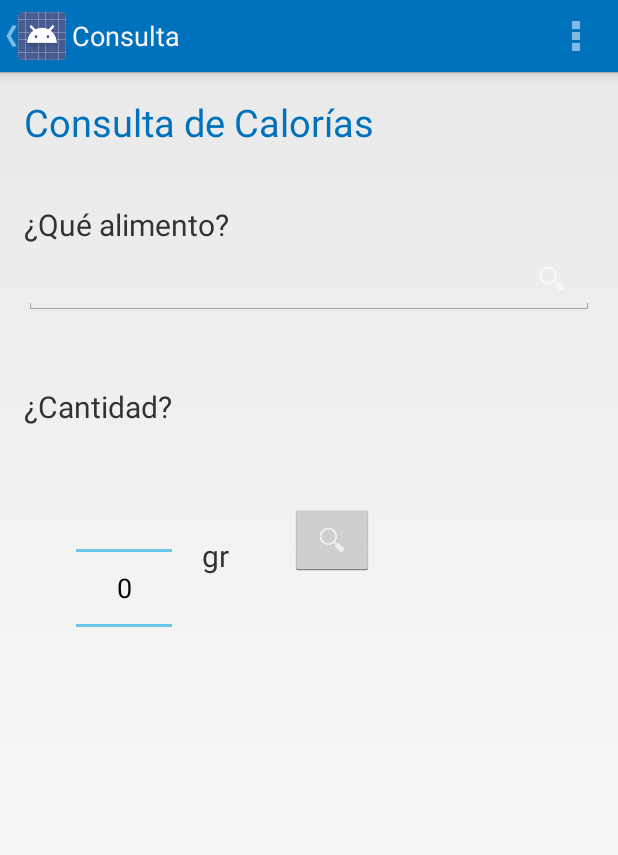
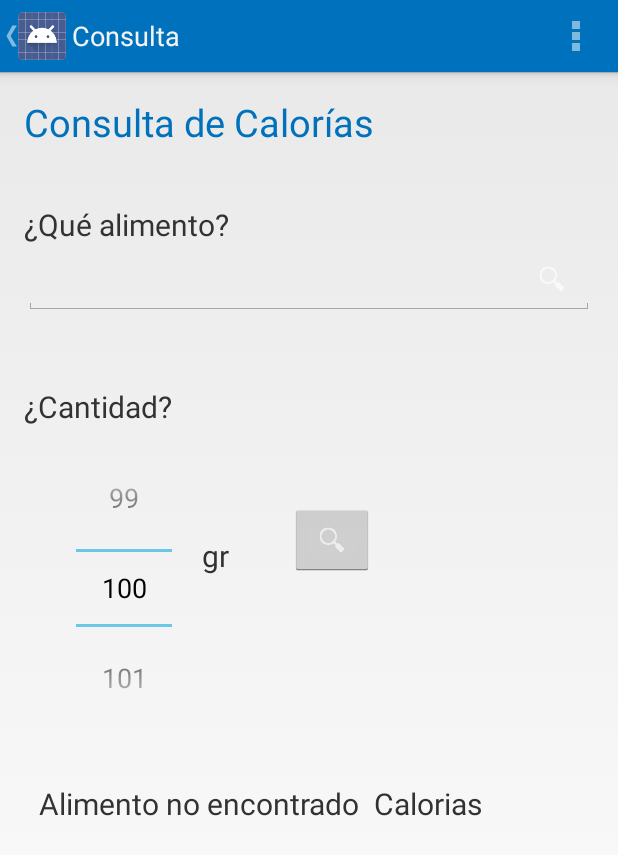
Before and after one commit to OmarCantu/proyecto_se_ii, an Android app: the ConsultaActivity screen opened directly, with no data from a screen before it, after a tap on "Consulta", on a phone screen of 412 x 824 dp. Shown: the top 855 px of the screen. Run offline under Robolectric (Android 15) with nearby library versions, the phone set to English and light mode, and no system bars; 4 statements that could not run were skipped; 1 other tap on this screen came first.

Commit message:
Funcionalidad consulta de calorías.
Añadida funcionalidad en la activity de consulta, busca alimentos en la
BD y devuelve las calorías del mismo, dependiendo de la cantidad de gr.
seleccionados.

```diff
--- a/ContadordeCalorias/app/src/main/java/cc/se2/uanl/edu/contadordecalorias/ConsultaActivity.java
+++ b/ContadordeCalorias/app/src/main/java/cc/se2/uanl/edu/contadordecalorias/ConsultaActivity.java
@@ -3,21 +3,44 @@ package cc.se2.uanl.edu.contadordecalorias;
 import android.app.Activity;
 import android.content.Intent;
 //import android.support.v7.app.ActionBarActivity;
+import android.database.Cursor;
+import android.database.sqlite.SQLiteDatabase;
+import android.database.sqlite.SQLiteQueryBuilder;
 import android.os.Bundle;
 import android.view.Menu;
 import android.view.MenuInflater;
 import android.view.MenuItem;
+import android.view.View;
+import android.widget.ArrayAdapter;
+import android.widget.AutoCompleteTextView;
+import android.widget.EditText;
+import android.widget.ImageButton;
+import android.widget.NumberPicker;
 import android.widget.TextView;
 import android.widget.Toast;
 
 
 public class ConsultaActivity extends Activity {
 
+    ImageButton imageButton;
+    private Cursor food;
+    private MyDatabase db;
+
     @Override
     protected void onCreate(Bundle savedInstanceState) {
         super.onCreate(savedInstanceState);
         setContentView(R.layout.activity_consulta);
         getActionBar().setDisplayHomeAsUpEnabled(true);
+        NumberPicker np = (NumberPicker) findViewById(R.id.numberPicker);
+        np.setMaxValue(1000);
+        np.setMinValue(0);
+        np.setValue(100);
+
+        db = new MyDatabase(this);
+        food = db.getAlimentos();
+        crearLista();
+        addListenerOnButton();
+
     }
 
     @Override
@@ -46,13 +69,13 @@ public class ConsultaActivity extends Activity {
         }
     }
 
-    public void openPerfil(){
+    public void openPerfil() {
         Toast.makeText(this, R.string.title_activity_perfil, Toast.LENGTH_SHORT).show();
         Intent intent = new Intent(this, PerfilActivity.class);
         startActivity(intent);
     }
 
-    public void openContador(){
+    public void openContador() {
         Toast.makeText(this, R.string.title_activity_contador, Toast.LENGTH_SHORT).show();
         Intent intent = new Intent(this, ContadorActivity.class);
         startActivity(intent);
@@ -64,7 +87,63 @@ public class ConsultaActivity extends Activity {
         intent.setFlags(Intent.FLAG_ACTIVITY_NEW_TASK);
         startActivity(intent);
         finish();
-//        finish();
-//        System.exit(0);
     }
+
+    public void addListenerOnButton() {
+
+        imageButton = (ImageButton) findViewById(R.id.imageButton);
+
+        imageButton.setOnClickListener(new View.OnClickListener() {
+
+            @Override
+            public void onClick(View arg) {
+
+                EditText ed = (EditText) findViewById(R.id.cuanto);
+                String buscar = ed.getText().toString();
+
+                NumberPicker np = (NumberPicker) findViewById(R.id.numberPicker);
+                int cantidad = np.getValue();
+
+                TextView tv = (TextView) findViewById(R.id.Consulta_Calorias);
+                tv.setText(calcularCalorias(buscar,cantidad));
+
+            }
+
+        });
+
+    }
+
+
+
+    public void crearLista()
+    {
+        int size = food.getCount();
+        String[] alimentos = new String[size];
+
+            for(int i=0;i<size;i++) {
+                alimentos[i]=food.getString(1);
+                food.moveToNext();
+            }
+
+        AutoCompleteTextView textView = (AutoCompleteTextView) findViewById(R.id.cuanto);
+        ArrayAdapter<String> adapter = new ArrayAdapter<String>(this, android.R.layout.simple_dropdown_item_1line, alimentos);
+        textView.setAdapter(adapter);
+    }
+
+
+    public String calcularCalorias(String buscar, int cantidad)
+    {
+        String totalCalorias;
+        int cal = db.getCalorias(buscar);
+
+        if(cal==-1)
+        totalCalorias="Alimento no encontrado";
+        else
+        totalCalorias=""+(cantidad*cal)/100;
+
+        return totalCalorias;
+    }
+
+
+
 }
--- a/ContadordeCalorias/app/src/main/java/cc/se2/uanl/edu/contadordecalorias/testActivity.java
+++ b/ContadordeCalorias/app/src/main/java/cc/se2/uanl/edu/contadordecalorias/testActivity.java
@@ -19,7 +19,7 @@ public class testActivity extends ListActivity {
         super.onCreate(savedInstanceState);
 
         db = new MyDatabase(this);
-        food = db.getAlimentos(); // you would not typically call this on the main thread
+        food = db.getAlimentos();
 
         ListAdapter adapter = new SimpleCursorAdapter(this,
                 android.R.layout.simple_list_item_2,
--- a/ContadordeCalorias/app/src/main/res/layout/activity_consulta.xml
+++ b/ContadordeCalorias/app/src/main/res/layout/activity_consulta.xml
@@ -28,7 +28,20 @@
         android:layout_alignParentLeft="true"
         android:layout_alignParentStart="true" />
 
+    <!--
     <EditText
+        android:layout_width="wrap_content"
+        android:layout_height="wrap_content"
+        android:id="@+id/cuanto"
+        android:drawableRight="@drawable/ic_search"
+        android:layout_below="@+id/textView"
+        android:layout_alignParentLeft="true"
+        android:layout_alignParentStart="true"
+        android:layout_alignParentRight="true"
+        android:layout_alignParentEnd="true" />
+        -->
+
+    <AutoCompleteTextView
         android:layout_width="wrap_content"
         android:layout_height="wrap_content"
         android:id="@+id/cuanto"
@@ -79,4 +92,29 @@
         android:layout_alignEnd="@+id/textView2"
         android:layout_marginTop="17dp" />
 
+    <TextView
+        android:layout_width="wrap_content"
+        android:layout_height="wrap_content"
+        android:id="@+id/Consulta_Calorias"
+        android:textSize="20sp"
+        android:layout_alignParentLeft="true"
+        android:layout_alignParentStart="true"
+        android:layout_toStartOf="@+id/imageButton"
+        android:gravity="center_horizontal"
+        android:layout_alignTop="@+id/calorias"
+        android:layout_alignBottom="@+id/calorias"
+        android:layout_alignRight="@+id/imageButton"
+        android:layout_alignEnd="@+id/imageButton" />
+
+    <TextView
+        android:layout_width="wrap_content"
+        android:layout_height="wrap_content"
+        android:text="Calorias"
+        android:textSize="20sp"
+        android:id="@+id/calorias"
+        android:layout_below="@+id/numberPicker"
+        android:layout_toRightOf="@+id/imageButton"
+        android:layout_toEndOf="@+id/imageButton"
+        android:layout_marginTop="40dp" />
+
 </RelativeLayout>
--- a/ContadordeCalorias/app/src/main/res/layout/listrow_group.xml
+++ b/ContadordeCalorias/app/src/main/res/layout/listrow_group.xml
@@ -2,12 +2,11 @@
     xmlns:tools="http://schemas.android.com/tools"
     android:id="@+id/textView1"
     android:layout_width="wrap_content"
-    android:layout_height="?android:attr/listPreferredItemHeight"
+    android:layout_height="wrap_content"
     android:layout_marginLeft="8dp"
     android:gravity="left"
     android:paddingLeft="32dp"
     android:paddingTop="8dp"
-    android:text="Test"
-    android:textSize="14sp"
+    android:textSize="20sp"
     android:textAlignment="gravity"
     android:textStyle="bold" />
```
Also changed, not shown: ContadordeCalorias/app/src/main/java/cc/se2/uanl/edu/contadordecalorias/ContadorActivity.java (+11 -9 lines), ContadordeCalorias/app/src/main/java/cc/se2/uanl/edu/contadordecalorias/MyDatabase.java (+26 -0 lines), ContadordeCalorias/app/src/main/java/cc/se2/uanl/edu/contadordecalorias/MyExpandableListAdapter.java (+21 -13 lines), ContadordeCalorias/app/src/main/res/layout/listrow_details.xml (+15 -13 lines).
